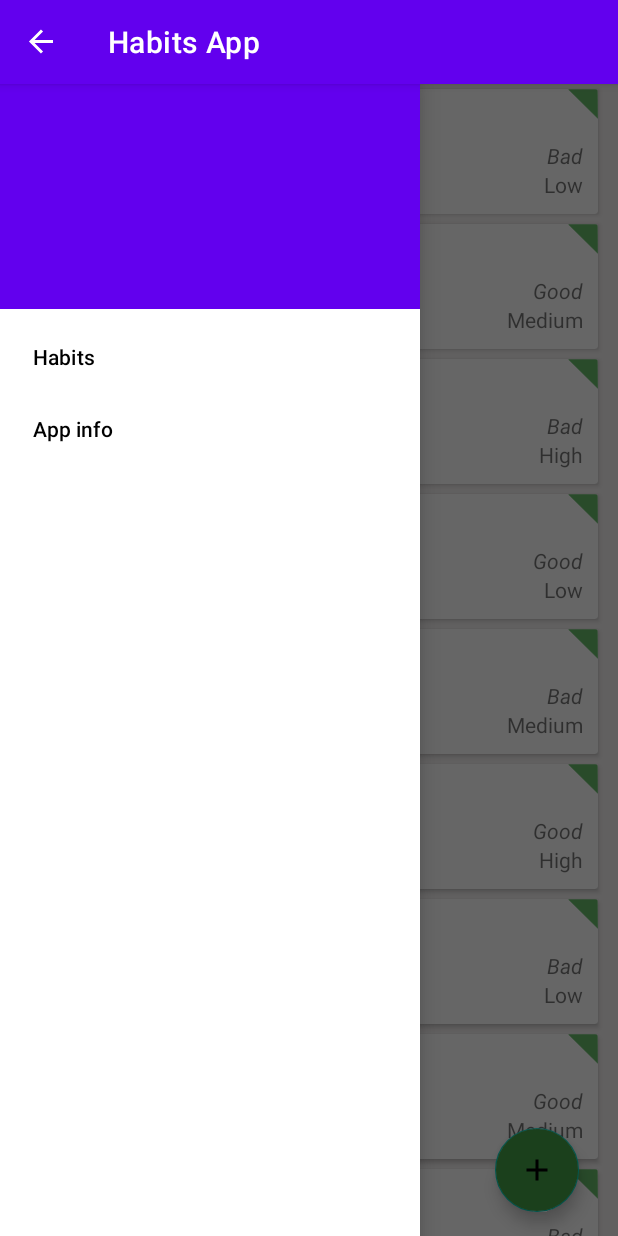
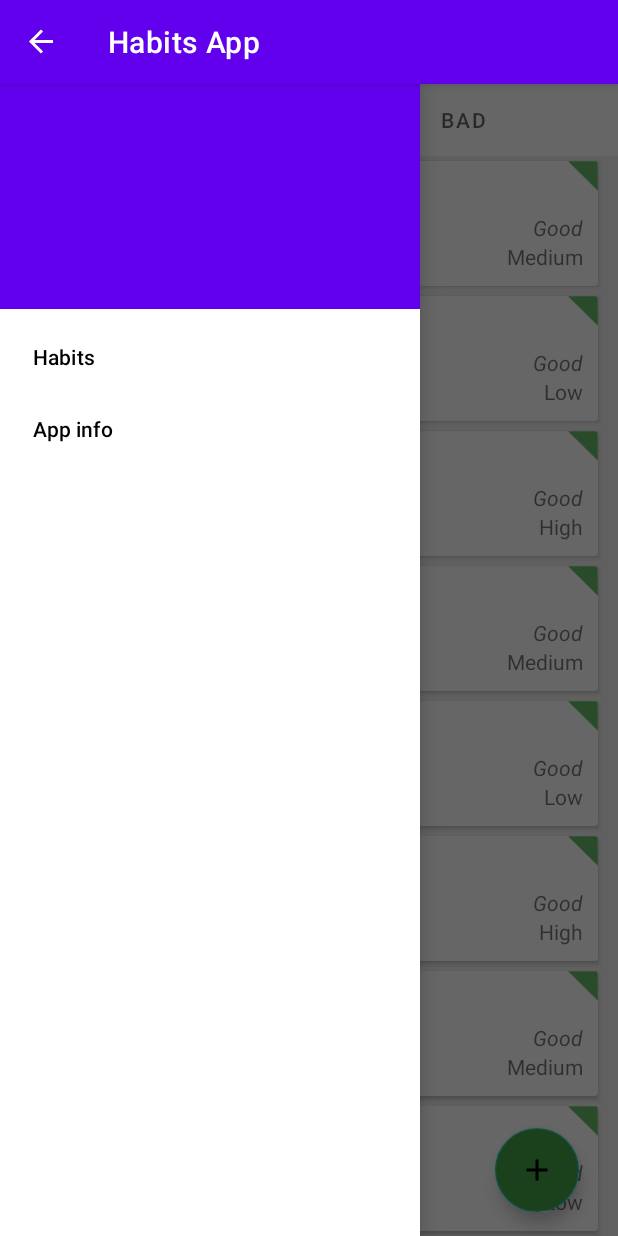
Before and after one commit to fed1v/habits-app, an Android app: the screen it shows after launch (MainActivity), with the side drawer open, on a phone screen of 412 x 824 dp. Run offline under Robolectric (Android 15) with nearby library versions, the phone set to English and light mode, and no system bars.

Commit message:
created ViewPager

```diff
--- a/app/src/main/java/com/ivan/habitsapp/HabitsProvider.kt
+++ b/app/src/main/java/com/ivan/habitsapp/HabitsProvider.kt
@@ -5,7 +5,7 @@ import com.ivan.habitsapp.model.*
 class HabitsProvider {
     companion object {
         val habits: MutableList<Habit> =// mutableListOf()
-            (0..15).map {
+            (0..30).map {
                 Habit(
                     title = "title$it",
                     description = "description$it",
--- a/app/src/main/java/com/ivan/habitsapp/presentation/HabitsListFragment.kt
+++ b/app/src/main/java/com/ivan/habitsapp/presentation/HabitsListFragment.kt
@@ -4,11 +4,13 @@ import android.os.Bundle
 import android.view.LayoutInflater
 import android.view.View
 import android.view.ViewGroup
+import android.widget.Toast
 import androidx.fragment.app.Fragment
 import com.ivan.habitsapp.HabitsProvider
 import com.ivan.habitsapp.R
 import com.ivan.habitsapp.databinding.FragmentHabitsListBinding
 import com.ivan.habitsapp.model.Habit
+import com.ivan.habitsapp.model.HabitType
 import com.ivan.habitsapp.presentation.adapter.HabitAdapter
 import com.ivan.habitsapp.util.OnItemClickListener
 
@@ -16,18 +18,35 @@ class HabitsListFragment : Fragment() {
 
     companion object {
         const val HABITS_LIST_FRAGMENT_TAG = "HabitsListFragment"
+        private const val ARG_PARAM = "HABIT_PARAM"
 
-        fun newInstance(): HabitsListFragment {
-            return HabitsListFragment()
+        fun newInstance(type: HabitType?): HabitsListFragment {
+            return HabitsListFragment().apply {
+                arguments = Bundle().apply {
+                    putString(ARG_PARAM, type?.name)
+                }
+            }
         }
     }
 
     private lateinit var binding: FragmentHabitsListBinding
     private lateinit var habitAdapter: HabitAdapter
 
+    private lateinit var habits: MutableList<Habit>
+    private var type: HabitType? = null
+
     private val habitItemClickListener = object : OnItemClickListener<Habit> {
         override fun onItemClicked(item: Habit) {
             openAddEditHabitFragment(item)
+        }
+    }
+
+    override fun onCreate(savedInstanceState: Bundle?) {
+        super.onCreate(savedInstanceState)
+
+        arguments?.let {
+            type = it.getString((ARG_PARAM))?.let { typeString -> HabitType.valueOf(typeString) }
+            Toast.makeText(requireContext(), "Type: $type", Toast.LENGTH_SHORT).show()
         }
     }
 
@@ -43,6 +62,13 @@ class HabitsListFragment : Fragment() {
     override fun onViewCreated(view: View, savedInstanceState: Bundle?) {
         super.onViewCreated(view, savedInstanceState)
 
+        habits = HabitsProvider.habits
+        type?.let { habitType ->
+            habits = habits
+                .filter { habit -> habit.type == habitType }
+                .toMutableList()
+        }
+
         initRecyclerView()
         binding.buttonAdd.setOnClickListener {
             openAddEditHabitFragment(null)
@@ -50,7 +76,7 @@ class HabitsListFragment : Fragment() {
     }
 
     private fun openAddEditHabitFragment(habit: Habit?) {
-        parentFragmentManager
+        requireActivity().supportFragmentManager
             .beginTransaction()
             .replace(
                 R.id.mainActivityFragmentContainer,
@@ -63,7 +89,7 @@ class HabitsListFragment : Fragment() {
 
     private fun initRecyclerView() {
         habitAdapter = HabitAdapter(habitItemClickListener).apply {
-            habits = HabitsProvider.habits
+            habits = this@HabitsListFragment.habits
         }
         binding.recyclerviewHabitsList.adapter = habitAdapter
     }
--- /dev/null
+++ b/app/src/main/java/com/ivan/habitsapp/presentation/HabitsViewPagerFragment.kt
@@ -0,0 +1,57 @@
+package com.ivan.habitsapp.presentation
+
+import android.os.Bundle
+import android.view.LayoutInflater
+import android.view.View
+import android.view.ViewGroup
+import androidx.fragment.app.Fragment
+import androidx.viewpager2.widget.ViewPager2
+import com.google.android.material.tabs.TabLayoutMediator
+import com.ivan.habitsapp.R
+import com.ivan.habitsapp.databinding.FragmentHabitsViewPagerBinding
+import com.ivan.habitsapp.model.HabitType
+import com.ivan.habitsapp.presentation.adapter.ViewPagerAdapter
+
+class HabitsViewPagerFragment : Fragment() {
+
+    private lateinit var binding: FragmentHabitsViewPagerBinding
+    private lateinit var viewPagerAdapter: ViewPagerAdapter
+
+    override fun onCreateView(
+        inflater: LayoutInflater,
+        container: ViewGroup?,
+        savedInstanceState: Bundle?
+    ): View {
+        binding = FragmentHabitsViewPagerBinding.inflate(inflater, container, false)
+        return binding.root
+    }
+
+    override fun onViewCreated(view: View, savedInstanceState: Bundle?) {
+        super.onViewCreated(view, savedInstanceState)
+        initViewPager()
+    }
+
+    private fun initViewPager() {
+        viewPagerAdapter = ViewPagerAdapter(
+            childFragmentManager, lifecycle, mutableListOf(
+                HabitsListFragment.newInstance(HabitType.GOOD),
+                HabitsListFragment.newInstance(HabitType.BAD)
+            )
+        )
+
+        binding.fragmentHabitsListViewPager.apply {
+            orientation = ViewPager2.ORIENTATION_HORIZONTAL
+            adapter = viewPagerAdapter
+        }
+
+        TabLayoutMediator(
+            binding.fragmentHabitsListTabLayout,
+            binding.fragmentHabitsListViewPager
+        ) { tab, position ->
+            when (position) {
+                0 -> tab.text = getString(R.string.good)
+                else -> tab.text = getString(R.string.bad)
+            }
+        }.attach()
+    }
+}
--- a/app/src/main/java/com/ivan/habitsapp/presentation/MainActivity.kt
+++ b/app/src/main/java/com/ivan/habitsapp/presentation/MainActivity.kt
@@ -8,6 +8,7 @@ import androidx.appcompat.app.AppCompatActivity
 import androidx.core.view.GravityCompat
 import com.ivan.habitsapp.R
 import com.ivan.habitsapp.databinding.ActivityMainBinding
+import com.ivan.habitsapp.model.HabitType
 
 class MainActivity : AppCompatActivity() {
 
@@ -21,7 +22,7 @@ class MainActivity : AppCompatActivity() {
 
         initDrawerLayoutNavigation()
 
-        openHabitsListFragment()
+        openHabitsViewPagerFragment()
     }
 
     private fun initDrawerLayoutNavigation() {
@@ -40,13 +41,13 @@ class MainActivity : AppCompatActivity() {
             when (it.itemId) {
                 R.id.menuItemHomeScreen -> {
                     binding.mainActivityDrawerLayout.closeDrawer(GravityCompat.START)
-                    openHabitsListFragment()
+                    openHabitsViewPagerFragment()
                 }
                 R.id.menuItemAppInfo -> {
                     binding.mainActivityDrawerLayout.closeDrawer(GravityCompat.START)
                     openAppInfoFragment()
                 }
-                else -> Toast.makeText(this, "Error", Toast.LENGTH_SHORT).show()
+                else -> Toast.makeText(this, getString(R.string.error), Toast.LENGTH_SHORT).show()
             }
             true
         }
@@ -63,18 +64,32 @@ class MainActivity : AppCompatActivity() {
     private fun openHabitsListFragment() {
         supportFragmentManager
             .beginTransaction()
-            .replace(R.id.mainActivityFragmentContainer, HabitsListFragment.newInstance())
+            .replace(
+                R.id.mainActivityFragmentContainer,
+                HabitsListFragment.newInstance(HabitType.GOOD)
+            )
             .commit()
     }
 
     private fun openAppInfoFragment() {
         supportFragmentManager
             .beginTransaction()
-            .replace(R.id.mainActivityFragmentContainer, AppInfoFragment.newInstance())
+            .replace(
+                R.id.mainActivityFragmentContainer,
+                AppInfoFragment.newInstance()
+            )
+            .commit()
+    }
+
+    private fun openHabitsViewPagerFragment() {
+        supportFragmentManager
+            .beginTransaction()
+            .replace(R.id.mainActivityFragmentContainer, HabitsViewPagerFragment())
             .commit()
     }
 
     override fun onBackPressed() {
+        println(supportFragmentManager.fragments)
         if (supportFragmentManager.backStackEntryCount == 0) {
             super.onBackPressed()
         } else {
--- /dev/null
+++ b/app/src/main/java/com/ivan/habitsapp/presentation/adapter/ViewPagerAdapter.kt
@@ -0,0 +1,17 @@
+package com.ivan.habitsapp.presentation.adapter
+
+import androidx.fragment.app.Fragment
+import androidx.fragment.app.FragmentManager
+import androidx.lifecycle.Lifecycle
+import androidx.viewpager2.adapter.FragmentStateAdapter
+
+class ViewPagerAdapter(
+    fragmentManager: FragmentManager,
+    lifecycle: Lifecycle,
+    private val fragments: MutableList<Fragment>
+) : FragmentStateAdapter(fragmentManager, lifecycle) {
+
+    override fun getItemCount(): Int = fragments.size
+
+    override fun createFragment(position: Int): Fragment = fragments[position]
+}
--- a/app/src/main/res/layout/activity_main.xml
+++ b/app/src/main/res/layout/activity_main.xml
@@ -10,9 +10,7 @@
     <androidx.fragment.app.FragmentContainerView
         android:id="@+id/mainActivityFragmentContainer"
         android:layout_width="match_parent"
-        android:layout_height="match_parent"
-        tools:layout="@layout/fragment_habits_list" />
-
+        android:layout_height="match_parent" />
 
     <com.google.android.material.navigation.NavigationView
         android:id="@+id/mainActivityNavigationView"
--- a/app/src/main/res/layout/fragment_habits_list.xml
+++ b/app/src/main/res/layout/fragment_habits_list.xml
@@ -3,8 +3,8 @@
     xmlns:app="http://schemas.android.com/apk/res-auto"
     xmlns:tools="http://schemas.android.com/tools"
     android:layout_width="match_parent"
-    android:background="#F4F1F1"
-    android:layout_height="match_parent">
+    android:layout_height="match_parent"
+    android:background="#F4F1F1">
 
     <androidx.constraintlayout.widget.Guideline
         android:id="@+id/guideline_start"
@@ -22,7 +22,7 @@
 
     <RelativeLayout
         android:layout_width="0dp"
-        android:layout_height="match_parent"
+        android:layout_height="0dp"
         app:layout_constraintBottom_toBottomOf="parent"
         app:layout_constraintEnd_toEndOf="@id/guideline_end"
         app:layout_constraintStart_toStartOf="@id/guideline_start"
@@ -32,6 +32,8 @@
             android:id="@+id/recyclerview_habits_list"
             android:layout_width="match_parent"
             android:layout_height="wrap_content"
+            android:clipToPadding="false"
+            android:paddingBottom="72dp"
             app:layoutManager="androidx.recyclerview.widget.LinearLayoutManager"
             tools:listitem="@layout/habit_item_view" />
 
--- a/app/src/main/res/values/strings.xml
+++ b/app/src/main/res/values/strings.xml
@@ -16,6 +16,8 @@
     <string name="habits">Habits</string>
     <string name="app_info">App info</string>
     <string name="author_ivan_fedorov">Author: Ivan Fedorov</string>
+    <string name="error">Error</string>
+    <string name="please_select_type_of_habit">Please select type of habit</string>
     <string-array name="priorities">
         <item>Low</item>
         <item>Medium</item>
```
Also changed, not shown: app/src/main/java/com/ivan/habitsapp/presentation/AddEditHabitFragment.kt (+10 -3 lines), app/src/main/res/layout/fragment_habits_view_pager.xml (added, +38 -0 lines).
